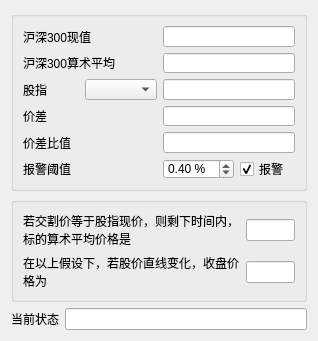
Above: dev/easytrader/deliverdlg.ui from unit-xx/xfiles before the change. Below: the same form after it.
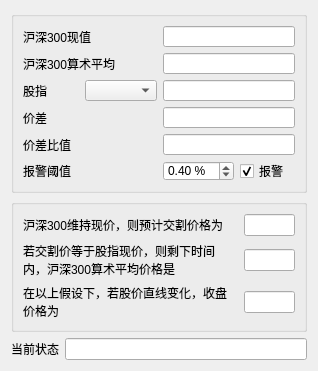
That is the form after the change.

```diff
--- a/dev/easytrader/deliverdlg.ui
+++ b/dev/easytrader/deliverdlg.ui
@@ -7,7 +7,7 @@
     <x>0</x>
     <y>0</y>
     <width>318</width>
-    <height>341</height>
+    <height>371</height>
    </rect>
   </property>
   <property name="windowTitle">
@@ -118,20 +118,20 @@
       <string/>
      </property>
      <layout class="QGridLayout" name="gridLayout_2">
-      <item row="0" column="0">
+      <item row="2" column="0">
        <widget class="QLabel" name="label_7">
         <property name="text">
-         <string>若交割价等于股指现价，则剩下时间内，标的算术平均价格是</string>
+         <string>若交割价等于股指现价，则剩下时间内，沪深300算术平均价格是</string>
         </property>
         <property name="wordWrap">
          <bool>true</bool>
         </property>
        </widget>
       </item>
-      <item row="0" column="1">
+      <item row="2" column="1">
        <widget class="QLineEdit" name="remainavgline"/>
       </item>
-      <item row="1" column="0">
+      <item row="3" column="0">
        <widget class="QLabel" name="label_8">
         <property name="text">
          <string>在以上假设下，若股价直线变化，收盘价格为</string>
@@ -141,9 +141,22 @@
         </property>
        </widget>
       </item>
-      <item row="1" column="1">
+      <item row="3" column="1">
        <widget class="QLineEdit" name="predictcloseline"/>
       </item>
+      <item row="0" column="0">
+       <widget class="QLabel" name="label_10">
+        <property name="text">
+         <string>沪深300维持现价，则预计交割价格为</string>
+        </property>
+        <property name="wordWrap">
+         <bool>true</bool>
+        </property>
+       </widget>
+      </item>
+      <item row="0" column="1">
+       <widget class="QLineEdit" name="expectavgline"/>
+      </item>
      </layout>
     </widget>
    </item>
```
